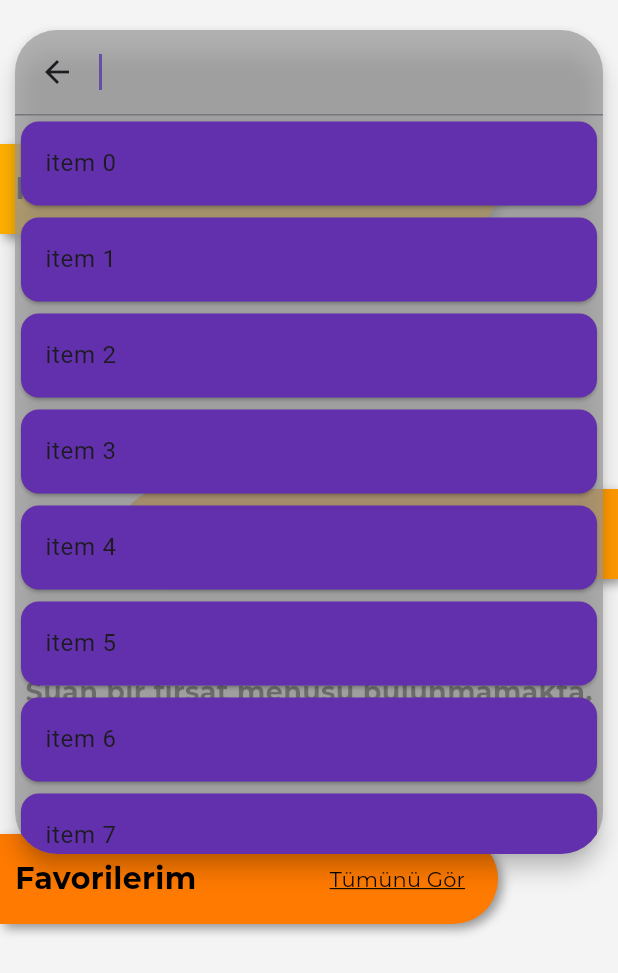
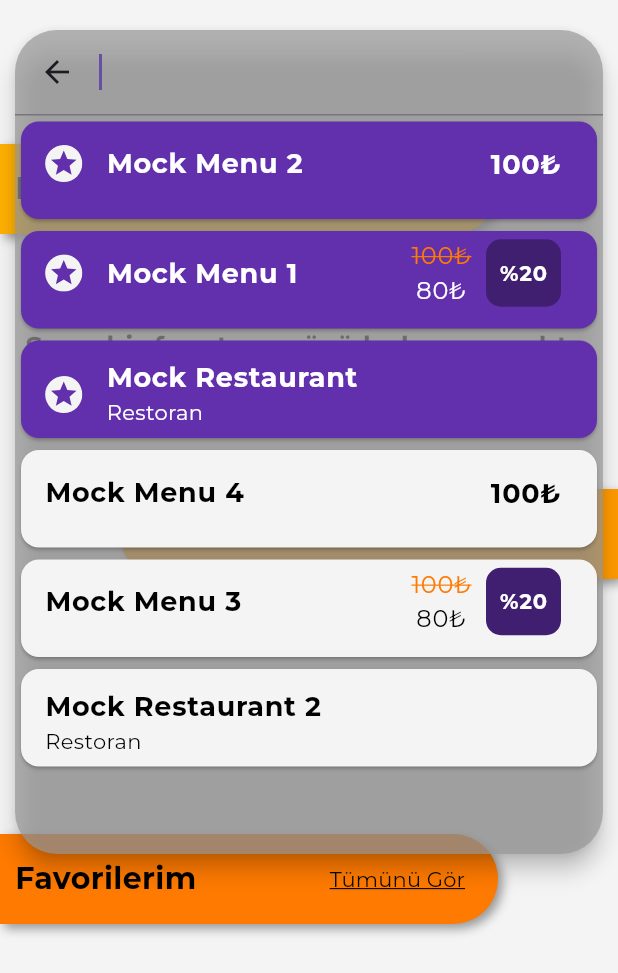
Before and after one commit to okancakirsaz/haydi_express_customer, a Flutter app: the FlowView screen opened directly, after a tap on "Tümünü Gör", after a tap on "Restoran Adı", on a phone screen of 412 x 824 dp. Shown: the top 973 px of the screen. Run offline on Flutter 3.47's test engine with Material 3 defaults, Android fonts, the phone set to English and light mode, and no system bars; our stand-ins replace dio, flutter_mobx, flutter_svg, google_fonts, mobx, pinput and 4 more; missing offline and left inert: easy_loading_button, horizontal_stepper_flutter, passwordfield; accounts and stored records are empty; generated files the repository leaves out were written again; network calls fail; statements that could not run were skipped.

Commit message:
suggestions UI's made

```diff
--- a/lib/core/consts/app_consts.dart
+++ b/lib/core/consts/app_consts.dart
@@ -1,10 +1,12 @@
 import 'package:haydi_express_customer/core/init/model/comment_model.dart';
 import 'package:haydi_express_customer/core/init/model/menu_model.dart';
 import 'package:haydi_express_customer/core/init/model/menu_stats_model.dart';
+import 'package:haydi_express_customer/core/init/model/suggestion_model.dart';
 
 class AppConst {
   static final AppConst instance = AppConst();
 
+  //Mock Models
   MenuModel mockMenuModel = MenuModel(
     name: "Example Name",
     price: 100,
@@ -29,6 +31,66 @@ class AppConst {
     restaurantName: "restaurantName",
   );
 
+  final SuggestionModel restaurantSuggestionBoosted = SuggestionModel(
+    name: "Mock Restaurant",
+    isRestaurant: true,
+    isOnDiscount: false,
+    isBoosted: true,
+    price: 0,
+    discountAmount: 0,
+    elementId: "mock-element-id",
+  );
+
+  final SuggestionModel restaurantSuggestion = SuggestionModel(
+    name: "Mock Restaurant 2",
+    isRestaurant: true,
+    isOnDiscount: false,
+    isBoosted: false,
+    price: 0,
+    discountAmount: 0,
+    elementId: "mock-element-id6",
+  );
+
+  final SuggestionModel menuSuggestionBoostedDiscounted = SuggestionModel(
+    name: "Mock Menu 1",
+    isRestaurant: false,
+    isOnDiscount: true,
+    isBoosted: true,
+    price: 100,
+    discountAmount: 20,
+    elementId: "mock-element-id2",
+  );
+
+  final SuggestionModel menuSuggestionBoosted = SuggestionModel(
+    name: "Mock Menu 2",
+    isRestaurant: false,
+    isOnDiscount: false,
+    isBoosted: true,
+    price: 100,
+    discountAmount: 0,
+    elementId: "mock-element-id3",
+  );
+
+  final SuggestionModel menuSuggestionDiscounted = SuggestionModel(
+    name: "Mock Menu 3",
+    isRestaurant: false,
+    isOnDiscount: true,
+    isBoosted: false,
+    price: 100,
+    discountAmount: 20,
+    elementId: "mock-element-id4",
+  );
+
+  final SuggestionModel menuSuggestion = SuggestionModel(
+    name: "Mock Menu 4",
+    isRestaurant: false,
+    isOnDiscount: false,
+    isBoosted: false,
+    price: 100,
+    discountAmount: 0,
+    elementId: "mock-element-id5",
+  );
+
   //Flow categories
   final String haydiFirsatlar = "Haydi Fırsatlar";
   final String discover = "Ne Yesem?";
--- a/lib/core/consts/asset_consts.dart
+++ b/lib/core/consts/asset_consts.dart
@@ -6,4 +6,5 @@ class AssetConsts {
   final String orders = "assets/icons/orders.svg";
   final String profile = "assets/icons/profile.svg";
   final String mapMarker = "assets/icons/map_marker.svg";
+  final String boostIcon = "assets/icons/boost_icon.svg";
 }
--- a/lib/core/consts/text_consts.dart
+++ b/lib/core/consts/text_consts.dart
@@ -1,11 +1,11 @@
 import 'package:flutter/material.dart';
-import 'package:flutter/widgets.dart';
 import 'package:google_fonts/google_fonts.dart';
 import 'package:haydi_express_customer/core/consts/color_consts/color_consts.dart';
 
 class TextConsts {
   static final TextConsts instance = TextConsts();
 
+  //White
   TextStyle get regularWhite25 {
     return GoogleFonts.montserrat(
       fontSize: 25,
@@ -14,51 +14,16 @@ class TextConsts {
     );
   }
 
+  TextStyle get regularWhite25Bold {
+    return GoogleFonts.montserrat(
+        fontSize: 25, color: Colors.white, fontWeight: FontWeight.bold);
+  }
+
   TextStyle get regularWhite22 {
     return GoogleFonts.montserrat(
       fontSize: 22,
       color: Colors.white,
       fontWeight: FontWeight.normal,
-    );
-  }
-
-  TextStyle get regularBlack25 {
-    return GoogleFonts.montserrat(
-      fontSize: 25,
-      color: Colors.black,
-      fontWeight: FontWeight.normal,
-    );
-  }
-
-  TextStyle get regularBlack25Bold {
-    return GoogleFonts.montserrat(
-      fontSize: 25,
-      color: Colors.black,
-      fontWeight: FontWeight.bold,
-    );
-  }
-
-  TextStyle get regularBlack23Bold {
-    return GoogleFonts.montserrat(
-      fontSize: 23,
-      color: Colors.black,
-      fontWeight: FontWeight.bold,
-    );
-  }
-
-  TextStyle get regularBlack20Bold {
-    return GoogleFonts.montserrat(
-      fontSize: 20,
-      color: Colors.black,
-      fontWeight: FontWeight.bold,
-    );
-  }
-
-  TextStyle get regularBlack36Bold {
-    return GoogleFonts.montserrat(
-      fontSize: 36,
-      color: Colors.black,
-      fontWeight: FontWeight.bold,
     );
   }
 
@@ -70,25 +35,9 @@ class TextConsts {
     );
   }
 
-  TextStyle get regularWhite14 {
+  TextStyle get regularWhite20Bold {
     return GoogleFonts.montserrat(
-      fontSize: 14,
-      color: Colors.white,
-      fontWeight: FontWeight.normal,
-    );
-  }
-
-  TextStyle get regularWhite12 {
-    return GoogleFonts.montserrat(
-      fontSize: 12,
-      color: Colors.white,
-      fontWeight: FontWeight.normal,
-    );
-  }
-
-  TextStyle get regularWhite14Bold {
-    return GoogleFonts.montserrat(
-      fontSize: 14,
+      fontSize: 20,
       color: Colors.white,
       fontWeight: FontWeight.bold,
     );
@@ -102,34 +51,10 @@ class TextConsts {
     );
   }
 
-  TextStyle get regularThird16Bold {
-    return GoogleFonts.montserrat(
-      fontSize: 16,
-      color: ColorConsts.instance.third,
-      fontWeight: FontWeight.bold,
-    );
-  }
-
-  TextStyle get regularThird20 {
-    return GoogleFonts.montserrat(
-      fontSize: 20,
-      color: ColorConsts.instance.third,
-      fontWeight: FontWeight.normal,
-    );
-  }
-
   TextStyle get regularWhite16 {
     return GoogleFonts.montserrat(
       fontSize: 16,
       color: Colors.white,
-      fontWeight: FontWeight.normal,
-    );
-  }
-
-  TextStyle get regularLightGrey18 {
-    return GoogleFonts.montserrat(
-      fontSize: 18,
-      color: const Color(0xFFE8E8E8),
       fontWeight: FontWeight.normal,
     );
   }
@@ -144,55 +69,52 @@ class TextConsts {
     );
   }
 
-  TextStyle get regularPrimary16LineThrough {
+  TextStyle get regularWhite14 {
     return GoogleFonts.montserrat(
-      fontSize: 16,
-      decoration: TextDecoration.lineThrough,
-      color: ColorConsts.instance.primary,
-      decorationColor: ColorConsts.instance.primary,
+      fontSize: 14,
+      color: Colors.white,
       fontWeight: FontWeight.normal,
     );
   }
 
-  TextStyle get regularPrimary16 {
+  TextStyle get regularWhite14Bold {
     return GoogleFonts.montserrat(
-      fontSize: 16,
-      color: ColorConsts.instance.primary,
+      fontSize: 14,
+      color: Colors.white,
+      fontWeight: FontWeight.bold,
+    );
+  }
+
+  TextStyle get regularWhite12 {
+    return GoogleFonts.montserrat(
+      fontSize: 12,
+      color: Colors.white,
       fontWeight: FontWeight.normal,
     );
   }
 
-  TextStyle get regularPrimary18Bold {
+  //Black
+  TextStyle get regularBlack25Bold {
     return GoogleFonts.montserrat(
-      fontSize: 18,
-      color: ColorConsts.instance.primary,
+      fontSize: 25,
+      color: Colors.black,
       fontWeight: FontWeight.bold,
     );
   }
 
-  TextStyle get regularPrimary12 {
+  TextStyle get regularBlack25 {
     return GoogleFonts.montserrat(
-      fontSize: 12,
-      color: ColorConsts.instance.primary,
+      fontSize: 25,
+      color: Colors.black,
       fontWeight: FontWeight.normal,
     );
   }
 
-  TextStyle get regularPrimary16Underlined {
+  TextStyle get regularBlack23Bold {
     return GoogleFonts.montserrat(
-      fontSize: 16,
-      color: ColorConsts.instance.primary,
-      decoration: TextDecoration.underline,
-      fontWeight: FontWeight.normal,
-      decorationColor: ColorConsts.instance.primary,
-    );
-  }
-
-  TextStyle get regularPrimary20 {
-    return GoogleFonts.montserrat(
-      fontSize: 20,
-      color: ColorConsts.instance.primary,
-      fontWeight: FontWeight.normal,
+      fontSize: 23,
+      color: Colors.black,
+      fontWeight: FontWeight.bold,
     );
   }
 
@@ -204,9 +126,43 @@ class TextConsts {
     );
   }
 
-  TextStyle get regularBlack12 {
+  TextStyle get regularBlack20Bold {
     return GoogleFonts.montserrat(
-      fontSize: 12,
+      fontSize: 20,
+      color: Colors.black,
+      fontWeight: FontWeight.bold,
+    );
+  }
+
+  TextStyle get regularBlack18Underlined {
+    return GoogleFonts.montserrat(
+      fontSize: 18,
+      decoration: TextDecoration.underline,
+      decorationColor: Colors.black,
+      color: Colors.black,
+      fontWeight: FontWeight.normal,
+    );
+  }
+
+  TextStyle get regularBlack18Bold {
+    return GoogleFonts.montserrat(
+      fontSize: 18,
+      color: Colors.black,
+      fontWeight: FontWeight.bold,
+    );
+  }
+
+  TextStyle get regularBlack16Bold {
+    return GoogleFonts.montserrat(
+      fontSize: 16,
+      color: Colors.black,
+      fontWeight: FontWeight.bold,
+    );
+  }
+
+  TextStyle get regularBlack16 {
+    return GoogleFonts.montserrat(
+      fontSize: 16,
       color: Colors.black,
       fontWeight: FontWeight.normal,
     );
@@ -238,93 +194,123 @@ class TextConsts {
     );
   }
 
-  TextStyle get regularBlack18Underlined {
+  TextStyle get regularBlack12 {
     return GoogleFonts.montserrat(
-      fontSize: 18,
-      decoration: TextDecoration.underline,
-      decorationColor: Colors.black,
+      fontSize: 12,
       color: Colors.black,
       fontWeight: FontWeight.normal,
     );
   }
 
-  TextStyle get regularBlack18Bold {
+  //Primary
+  TextStyle get regularPrimary20 {
+    return GoogleFonts.montserrat(
+      fontSize: 20,
+      color: ColorConsts.instance.primary,
+      fontWeight: FontWeight.normal,
+    );
+  }
+
+  TextStyle get regularPrimary18Bold {
     return GoogleFonts.montserrat(
       fontSize: 18,
-      color: Colors.black,
+      color: ColorConsts.instance.primary,
       fontWeight: FontWeight.bold,
     );
   }
 
-  TextStyle get regularBlack16 {
+  TextStyle get regularPrimary16 {
     return GoogleFonts.montserrat(
       fontSize: 16,
-      color: Colors.black,
+      color: ColorConsts.instance.primary,
       fontWeight: FontWeight.normal,
     );
   }
 
-  TextStyle get regularBlack16Bold {
+  TextStyle get regularPrimary16LineThrough {
     return GoogleFonts.montserrat(
       fontSize: 16,
-      color: Colors.black,
+      decoration: TextDecoration.lineThrough,
+      color: ColorConsts.instance.primary,
+      decorationColor: ColorConsts.instance.primary,
+      fontWeight: FontWeight.normal,
+    );
+  }
+
+  TextStyle get regularPrimary16Underlined {
+    return GoogleFonts.montserrat(
+      fontSize: 16,
+      color: ColorConsts.instance.primary,
+      decoration: TextDecoration.underline,
+      fontWeight: FontWeight.normal,
+      decorationColor: ColorConsts.instance.primary,
+    );
+  }
+
+  TextStyle get regularPrimary12 {
+    return GoogleFonts.montserrat(
+      fontSize: 12,
+      color: ColorConsts.instance.primary,
+      fontWeight: FontWeight.normal,
+    );
+  }
+
+  //Third
+  TextStyle get regularThird20 {
+    return GoogleFonts.montserrat(
+      fontSize: 20,
+      color: ColorConsts.instance.third,
+      fontWeight: FontWeight.normal,
+    );
+  }
+
+  TextStyle get regularThird16Bold {
+    return GoogleFonts.montserrat(
+      fontSize: 16,
+      color: ColorConsts.instance.third,
       fontWeight: FontWeight.bold,
     );
   }
 
-  TextStyle get regularWhite30Underline5Spaced {
+  //Other
+  TextStyle get regularLightGrey18 {
     return GoogleFonts.montserrat(
-      fontSize: 30,
-      color: Colors.white,
-      decoration: TextDecoration.underline,
-      decorationColor: Colors.white,
-      letterSpacing: 5.5,
+      fontSize: 18,
+      color: const Color(0xFFE8E8E8),
       fontWeight: FontWeight.normal,
     );
   }
 
-  TextStyle get regularWhite20Underlined {
+  //Custom
+  TextStyle regularBoldCustomColor18(Color color) {
     return GoogleFonts.montserrat(
-        fontSize: 20,
-        decoration: TextDecoration.underline,
-        color: Colors.white,
-        fontWeight: FontWeight.normal,
-        decorationColor: Colors.white);
-  }
-
-  TextStyle get regularWhite20Bold {
-    return GoogleFonts.montserrat(
-      fontSize: 20,
-      color: Colors.white,
+      fontSize: 18,
+      color: color,
       fontWeight: FontWeight.bold,
     );
   }
 
-  TextStyle get regularWhite35Bold {
+  TextStyle regularBoldCustomColor16(Color color) {
     return GoogleFonts.montserrat(
-      fontSize: 35,
-      color: Colors.white,
+      fontSize: 16,
+      color: color,
       fontWeight: FontWeight.bold,
     );
   }
 
-  TextStyle get regularWhite30 {
+  TextStyle regularCustomColor16(Color color) {
     return GoogleFonts.montserrat(
-        fontSize: 30, color: Colors.white, fontWeight: FontWeight.normal);
+      fontSize: 16,
+      color: color,
+      fontWeight: FontWeight.normal,
+    );
   }
 
-  TextStyle get regularWhite30Bold {
+  TextStyle regularCustomColor14(Color color) {
     return GoogleFonts.montserrat(
-        fontSize: 30, color: Colors.white, fontWeight: FontWeight.bold);
-  }
-
-  TextStyle get regularWhite25Bold {
-    return GoogleFonts.montserrat(
-        fontSize: 25, color: Colors.white, fontWeight: FontWeight.bold);
-  }
-
-  TextStyle get regularWhite40Bold {
-    return GoogleFonts.montserrat(
-        fontSize: 40, color: Colors.white, fontWeight: FontWeight.bold);
+      fontSize: 14,
+      color: color,
+      fontWeight: FontWeight.normal,
+    );
   }
 }
--- /dev/null
+++ b/lib/core/init/model/suggestion_model.dart
@@ -0,0 +1,64 @@
+class SuggestionModel {
+  String name;
+  bool isRestaurant;
+  bool isOnDiscount;
+  bool isBoosted;
+  int price;
+  int discountAmount;
+  String elementId;
+
+  SuggestionModel({
+    required this.name,
+    required this.isRestaurant,
+    required this.isOnDiscount,
+    required this.isBoosted,
+    required this.price,
+    required this.discountAmount,
+    required this.elementId,
+  });
+
+  Map<String, dynamic> toJson() {
+    return {
+      'name': name,
+      'isRestaurant': isRestaurant,
+      'isOnDiscount': isOnDiscount,
+      'isBoosted': isBoosted,
+      'price': price,
+      'discountAmount': discountAmount,
+      'elementId': elementId,
+    };
+  }
+
+  factory SuggestionModel.fromJson(Map<String, dynamic> json) {
+    return SuggestionModel(
+      name: json['name'] as String,
+      isRestaurant: json['isRestaurant'] as bool,
+      isOnDiscount: json['isOnDiscount'] as bool,
+      isBoosted: json['isBoosted'] as bool,
+      price: json['price'] as int,
+      discountAmount: json['discountAmount'] as int,
+      elementId: json['elementId'] as String,
+    );
+  }
+
+  @override
+  String toString() =>
+      "SuggestionModel(name: $name,isRestaurant: $isRestaurant,isOnDiscount: $isOnDiscount,isBoosted: $isBoosted,price: $price,discountAmounth: $discountAmount,elementId: $elementId)";
+
+  @override
+  int get hashCode => Object.hash(name, isRestaurant, isOnDiscount, isBoosted,
+      price, discountAmount, elementId);
+
+  @override
+  bool operator ==(Object other) =>
+      identical(this, other) ||
+      other is SuggestionModel &&
+          runtimeType == other.runtimeType &&
+          name == other.name &&
+          isRestaurant == other.isRestaurant &&
+          isOnDiscount == other.isOnDiscount &&
+          isBoosted == other.isBoosted &&
+          price == other.price &&
+          discountAmount == other.discountAmount &&
+          elementId == other.elementId;
+}
--- /dev/null
+++ b/lib/core/widgets/suggestion.dart
@@ -0,0 +1,101 @@
+import 'package:flutter/material.dart';
+import 'package:flutter_svg/flutter_svg.dart';
+import 'package:haydi_express_customer/core/base/viewmodel/base_viewmodel.dart';
+import 'package:haydi_express_customer/core/consts/asset_consts.dart';
+import 'package:haydi_express_customer/core/consts/color_consts/color_consts.dart';
+import 'package:haydi_express_customer/core/consts/radius_consts.dart';
+import 'package:haydi_express_customer/core/consts/text_consts.dart';
+
+import '../init/model/suggestion_model.dart';
+
+class Suggestion extends StatelessWidget {
+  final SuggestionModel data;
+  final BaseViewModel viewModel;
+  const Suggestion({super.key, required this.data, required this.viewModel});
+
+  @override
+  Widget build(BuildContext context) {
+    return Card(
+      color: data.isBoosted
+          ? ColorConsts.instance.lightThird
+          : ColorConsts.instance.background,
+      child: SizedBox(
+        height: 65,
+        child: ListTile(
+          minVerticalPadding: 0,
+          leading: data.isBoosted
+              ? SvgPicture.asset(
+                  AssetConsts.instance.boostIcon,
+                  width: 25,
+                )
+              : null,
+          title: Text(
+            data.name,
+            style: TextConsts.instance.regularBoldCustomColor18(
+                data.isBoosted ? Colors.white : Colors.black),
+          ),
+          subtitle: data.isRestaurant
+              ? Text(
+                  "Restoran",
+                  style: TextConsts.instance.regularCustomColor14(
+                    data.isBoosted ? Colors.white : Colors.black,
+                  ),
+                )
+              : null,
+          trailing: _buildTrailing(),
+        ),
+      ),
+    );
+  }
+
+  Widget? _buildTrailing() {
+    if (!data.isRestaurant && data.isOnDiscount) {
+      return SizedBox(
+        width: 100,
+        height: 65,
+        child: Row(
+          mainAxisAlignment: MainAxisAlignment.spaceBetween,
+          crossAxisAlignment: CrossAxisAlignment.center,
+          children: <Widget>[
+            Column(
+              mainAxisAlignment: MainAxisAlignment.center,
+              children: <Widget>[
+                Text(
+                  "${data.price}₺",
+                  style: TextConsts.instance.regularPrimary16LineThrough,
+                ),
+                Text(
+                  "${viewModel.calculateDiscount(data.price, data.discountAmount)}₺",
+                  style: TextConsts.instance.regularCustomColor16(
+                    data.isBoosted ? Colors.white : Colors.black,
+                  ),
+                )
+              ],
+            ),
+            Container(
+              width: 50,
+              height: 45,
+              alignment: Alignment.center,
+              decoration: BoxDecoration(
+                  color: ColorConsts.instance.third,
+                  borderRadius: RadiusConsts.instance.circularAll10),
+              child: Text(
+                "%${data.discountAmount}",
+                style: TextConsts.instance.regularWhite14Bold,
+              ),
+            ),
+          ],
+        ),
+      );
+    } else if (!data.isRestaurant && !data.isOnDiscount) {
+      return Text(
+        "${data.price}₺",
+        style: TextConsts.instance.regularBoldCustomColor18(
+          data.isBoosted ? Colors.white : Colors.black,
+        ),
+      );
+    } else {
+      return null;
+    }
+  }
+}
--- a/lib/views/flow/view/components/search_bar.dart
+++ b/lib/views/flow/view/components/search_bar.dart
@@ -39,15 +39,17 @@ class CustomSearchBar extends StatelessWidget {
         },
         suggestionsBuilder:
             (BuildContext context, SearchController controller) {
-          //TODO: build suggestions
-          return List<Widget>.generate(15, (int index) {
-            final String item = 'item $index';
-            return Card(
-              color: ColorConsts.instance.lightThird,
-              child: ListTile(
-                title: Text(item),
-              ),
-            );
+          //TODO: Remove mock values and continue
+          return List<Widget>.generate(6, (int index) {
+            final List<SuggestionModel> items = [
+              AppConst.instance.menuSuggestionBoosted,
+              AppConst.instance.menuSuggestionBoostedDiscounted,
+              AppConst.instance.restaurantSuggestionBoosted,
+              AppConst.instance.menuSuggestion,
+              AppConst.instance.menuSuggestionDiscounted,
+              AppConst.instance.restaurantSuggestion,
+            ];
+            return Suggestion(data: items[index], viewModel: viewModel);
           });
         });
   }
--- a/lib/views/flow/view/flow_view.dart
+++ b/lib/views/flow/view/flow_view.dart
@@ -6,11 +6,13 @@ import 'package:haydi_express_customer/core/consts/color_consts/color_consts.dar
 import 'package:haydi_express_customer/core/consts/padding_consts.dart';
 import 'package:haydi_express_customer/core/consts/radius_consts.dart';
 import 'package:haydi_express_customer/core/consts/text_consts.dart';
+import 'package:haydi_express_customer/core/init/model/suggestion_model.dart';
 import 'package:haydi_express_customer/core/widgets/custom_button.dart';
 import 'package:haydi_express_customer/core/widgets/custom_scaffold.dart';
 import 'package:haydi_express_customer/core/widgets/custom_text_button.dart';
 import 'package:haydi_express_customer/core/widgets/minimized_menu.dart';
 import 'package:haydi_express_customer/core/widgets/skeleton_widget.dart';
+import 'package:haydi_express_customer/core/widgets/suggestion.dart';
 import 'package:haydi_express_customer/views/category_list/view/category_list_view.dart';
 import '../../../../core/base/view/base_view.dart';
 import '../../../core/init/model/menu_model.dart';
@@ -145,6 +147,7 @@ class FlowView extends StatelessWidget {
           } else if (snapshot.hasData && snapshot.data!.isEmpty) {
             return Center(
               child: Text(
+                //TODO: Add new text
                 "Şuan bir fırsat menüsü bulunmamakta.",
                 style: TextConsts.instance.regularBlack18Bold,
               ),
```
Also changed, not shown: assets/icons/boost_icon.svg (added).
